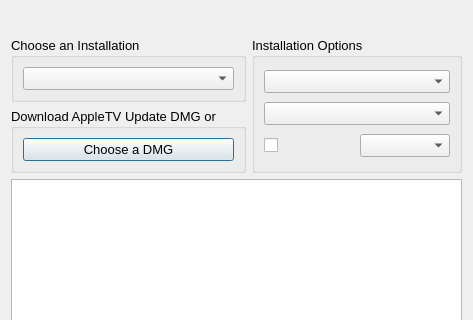
Above: trunk/atvusb-creator/data/atvusb.ui from randyjk/atv-usbcreator before the change; both pictures show x 0 to 473 and y 0 to 320 of the 473 by 530 pixel window. Below: the same form after it.
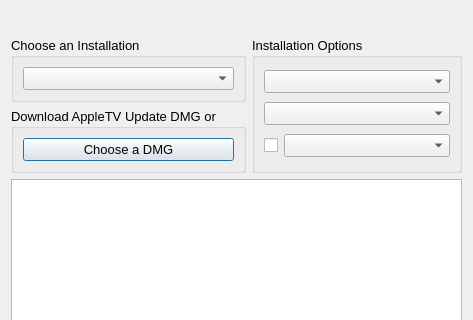
That is the form after the change. Icons and pictures are not drawn.

Commit message: fixed size of packages combo box

```diff
--- a/trunk/atvusb-creator/data/atvusb.ui
+++ b/trunk/atvusb-creator/data/atvusb.ui
@@ -203,6 +203,12 @@
           </item>
           <item>
            <widget class="QComboBox" name="installMenu_3" >
+            <property name="sizePolicy" >
+             <sizepolicy vsizetype="Fixed" hsizetype="MinimumExpanding" >
+              <horstretch>0</horstretch>
+              <verstretch>0</verstretch>
+             </sizepolicy>
+            </property>
             <property name="accessibleName" >
              <string/>
             </property>
```
